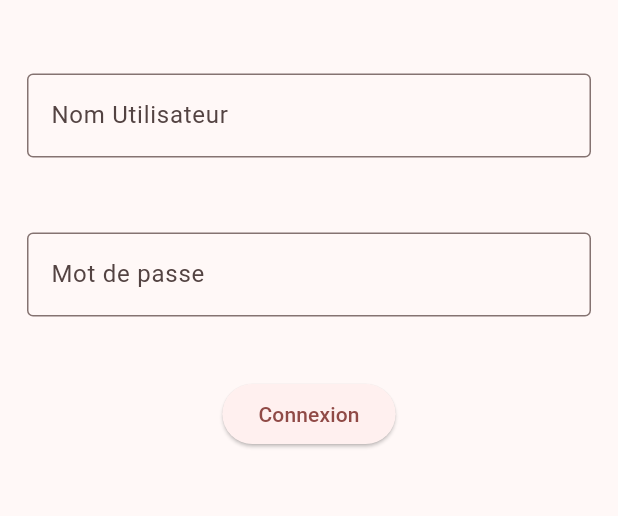
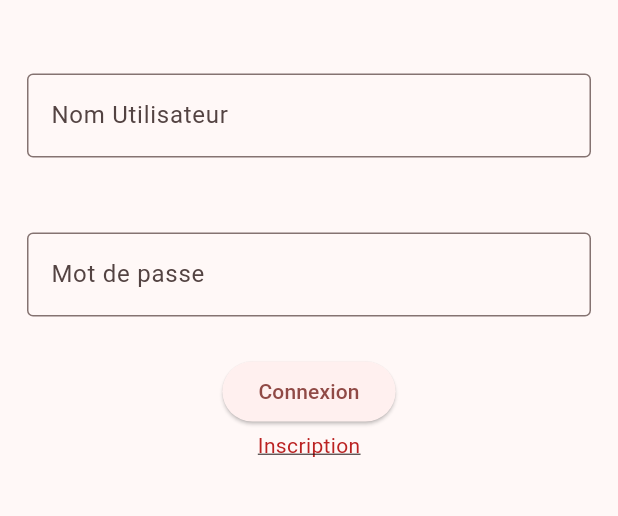
Before and after one commit to simbiss/applicationsondage, a Flutter app: the screen it shows after launch, on a phone screen of 412 x 824 dp, the part 63-579 px from its top. Run offline on Flutter 3.47's test engine with Material 3 defaults, Android fonts, the phone set to English and light mode, and no system bars.

Commit message:
création page inscription et navigation(connection -> inscription)

```diff
--- a/lib/pageConnection.dart
+++ b/lib/pageConnection.dart
@@ -1,4 +1,5 @@
 import 'package:flutter/material.dart';
+import 'pageInscription.dart' as pageInscription;
 import 'SourceBidon.dart' as SourceBidon;
 
 class PageConnection extends StatelessWidget {
@@ -89,8 +90,7 @@ class _ConnectionState extends State<Connection> {
                 ),
               ),
               Padding(
-                padding:
-                    const EdgeInsets.symmetric(horizontal: 8, vertical: 16),
+                padding: const EdgeInsets.symmetric(horizontal: 8, vertical: 1),
                 child: Center(
                   child: ElevatedButton(
                     onPressed: () {
@@ -134,6 +134,25 @@ class _ConnectionState extends State<Connection> {
                   ),
                 ),
               ),
+              Padding(
+                  padding:
+                      const EdgeInsets.symmetric(horizontal: 1, vertical: 1),
+                  child: Center(
+                    child: GestureDetector(
+                      onTap: () {
+                        Navigator.push(
+                          context,
+                          MaterialPageRoute(
+                              builder: (context) =>
+                                  pageInscription.PageInscription()),
+                        );
+                      },
+                      child: Text('Inscription',
+                          style: TextStyle(
+                              color: Color.fromARGB(255, 187, 34, 34),
+                              decoration: TextDecoration.underline)),
+                    ),
+                  )),
             ],
           ),
         ),
```
Also changed, not shown: lib/pageInscription.dart (added, +100 -0 lines).
